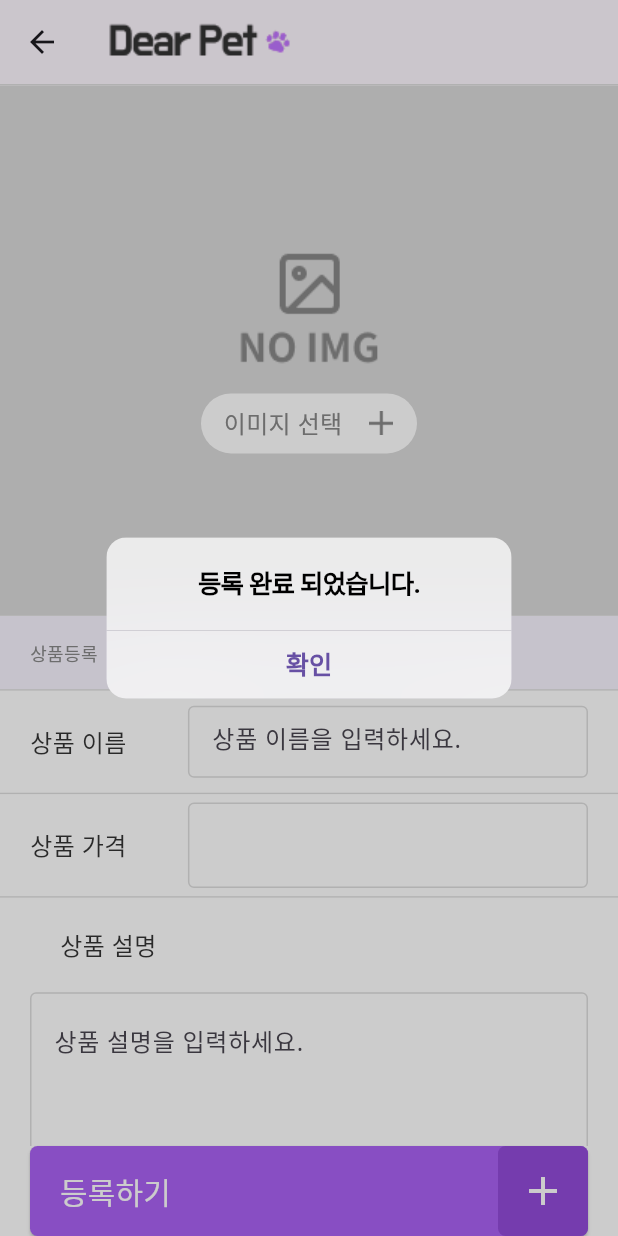
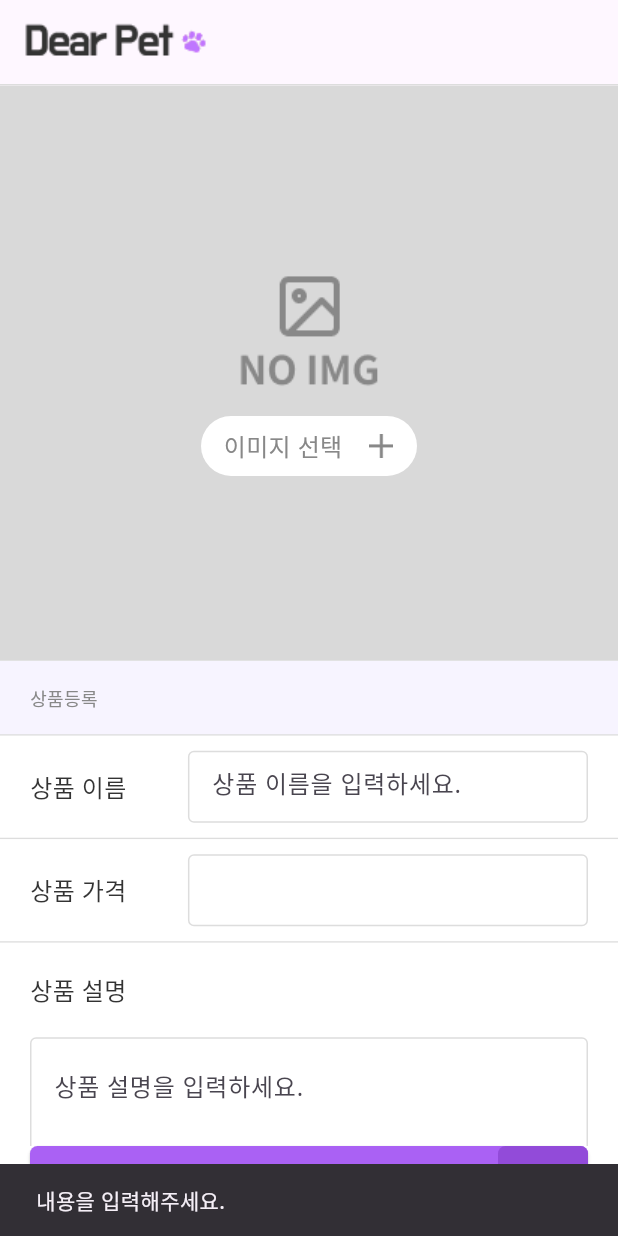
Before and after one commit to 1joGoodNight/flutter_dear_pet, a Flutter app: the GoodsAddPage screen opened directly, after a tap on "등록하기", on a phone screen of 412 x 824 dp. Run offline on Flutter 3.47's test engine with Material 3 defaults, Android fonts, the phone set to English and light mode, and no system bars; our stand-ins replace image_picker.

Commit message:
Feat TextEditingController

```diff
--- a/lib/addpage/goods_add_page.dart
+++ b/lib/addpage/goods_add_page.dart
@@ -15,7 +15,7 @@ class GoodsAddPage extends StatelessWidget {
           GoodsBottom(),
         ],
       ),
-      bottomNavigationBar: addBtn(context),
+
     );
   }
 }
--- a/lib/addpage/widget/add_btn.dart
+++ b/lib/addpage/widget/add_btn.dart
@@ -1,12 +1,23 @@
 import 'package:flutter/cupertino.dart';
 import 'package:flutter/material.dart';
 
-SafeArea addBtn(BuildContext context) {
+
+
+SafeArea addBtn(BuildContext context, TextEditingController nameController, TextEditingController priceController, TextEditingController descController) {
   return SafeArea(
     child: Padding(
       padding: const EdgeInsets.symmetric(horizontal: 20),
       child: ElevatedButton(
         onPressed: () {
+          // 예외처리
+          if (nameController.text.trim().isEmpty || priceController.text.trim().isEmpty || descController.text.trim().isEmpty) {
+            // 입력값이 없으면 SnackBar 등으로 사용자에게 알림
+            ScaffoldMessenger.of(context).showSnackBar(
+              SnackBar(content: Text("내용을 입력해주세요.")),
+            );
+            return;
+          }
+
           //버튼 클릭 이벤트
           showCupertinoDialog(
               context: context,
--- a/lib/addpage/widget/goods_bottom.dart
+++ b/lib/addpage/widget/goods_bottom.dart
@@ -1,10 +1,34 @@
 import 'package:flutter/material.dart';
 import 'package:flutter/services.dart';
+import 'package:flutter_dear_pet/addpage/widget/add_btn.dart';
+import 'package:flutter_dear_pet/addpage/widget/goods_image.dart';
 
-class GoodsBottom extends StatelessWidget {
+class GoodsBottom extends StatefulWidget {
+  @override
+  State<GoodsBottom> createState() => _GoodsBottomState();
+}
+
+class _GoodsBottomState extends State<GoodsBottom> {
+  TextEditingController _controller = TextEditingController();
+  final TextEditingController _nameController =
+      TextEditingController(); // 상품 이름용
+  final TextEditingController _priceController =
+      TextEditingController(); // 상품 가격용
+  final TextEditingController _descController =
+      TextEditingController(); // 상품 설명용
+
+  @override
+  void dispose() {
+    _controller.dispose(); // 메모리 누수 방지
+    super.dispose();
+  }
+
   @override
   Widget build(BuildContext context) {
     return Expanded(
+      child: Column(
+        children: [
+          Expanded(
             child: ListView(
               children: [
                 Container(
@@ -16,7 +40,8 @@ class GoodsBottom extends StatelessWidget {
                       padding: const EdgeInsets.symmetric(horizontal: 20),
                       child: Text(
                         '상품등록',
-                  style: TextStyle(color: Color(0xFF888888), fontSize: 12),
+                        style:
+                            TextStyle(color: Color(0xFF888888), fontSize: 12),
                       ),
                     ),
                   ),
@@ -46,7 +71,8 @@ class GoodsBottom extends StatelessWidget {
                       children: [
                         Text(
                           '상품 이름',
-                    style: TextStyle(color: Color(0xFF333333), fontSize: 16),
+                          style:
+                              TextStyle(color: Color(0xFF333333), fontSize: 16),
                         ),
                         SizedBox(width: 41),
                         Expanded(
@@ -54,10 +80,12 @@ class GoodsBottom extends StatelessWidget {
                           width: 268,
                           height: 48,
                           child: TextField(
+                            controller: _nameController,
                             decoration: InputDecoration(
                               hintText: '상품 이름을 입력하세요.',
                               enabledBorder: OutlineInputBorder(
-                          borderSide: BorderSide(color: Color(0xFFDDDDDD)),
+                                borderSide:
+                                    BorderSide(color: Color(0xFFDDDDDD)),
                               ),
                               focusedBorder: OutlineInputBorder(
                                   borderSide: BorderSide(
@@ -79,12 +107,18 @@ class GoodsBottom extends StatelessWidget {
                       children: [
                         Text(
                           '상품 가격',
-                    style: TextStyle(color: Color(0xFF333333), fontSize: 16),
+                          style:
+                              TextStyle(color: Color(0xFF333333), fontSize: 16),
                         ),
                         SizedBox(width: 41),
                         Expanded(
+                          child: SizedBox(
+                            width: 268,
+                            height: 48,
                             child: TextField(
-                      keyboardType: TextInputType.number, // 숫자 아니면 입력 불가능
+                              controller: _priceController,
+                              keyboardType:
+                                  TextInputType.number, // 숫자 아니면 입력 불가능
                               inputFormatters: <TextInputFormatter>[
                                 FilteringTextInputFormatter.digitsOnly
                               ],
@@ -99,6 +133,7 @@ class GoodsBottom extends StatelessWidget {
                                     borderSide: BorderSide(
                                   color: Color(0xFFAAAAAA),
                                 )),
+                              ),
                             ),
                           ),
                         )
@@ -123,24 +158,27 @@ class GoodsBottom extends StatelessWidget {
                       crossAxisAlignment: CrossAxisAlignment.start,
                       children: [
                         Padding(
-                    padding: const EdgeInsets.symmetric(
-                        horizontal: 20, vertical: 20),
+                          padding: const EdgeInsets.symmetric(vertical: 20),
                           child: Text(
                             '상품 설명',
-                      style: TextStyle(color: Color(0xFF333333), fontSize: 16),
+                            style: TextStyle(
+                                color: Color(0xFF333333), fontSize: 16),
                           ),
                         ),
                         Expanded(
                           child: TextField(
+                            controller: _descController,
                             maxLines: null,
                             expands: true,
                             textAlign: TextAlign.start,
                             textAlignVertical: TextAlignVertical.top,
                             decoration: InputDecoration(
-                        contentPadding: EdgeInsets.only(top: 20, left: 12),
+                              contentPadding:
+                                  EdgeInsets.only(top: 20, left: 12),
                               hintText: '상품 설명을 입력하세요.',
                               enabledBorder: OutlineInputBorder(
-                          borderSide: BorderSide(color: Color(0xFFDDDDDD)),
+                                borderSide:
+                                    BorderSide(color: Color(0xFFDDDDDD)),
                               ),
                               focusedBorder: OutlineInputBorder(
                                   borderSide: BorderSide(
@@ -158,6 +196,10 @@ class GoodsBottom extends StatelessWidget {
                 ),
               ],
             ),
+          ),
+          addBtn(context, _nameController, _priceController, _descController),
+        ],
+      ),
     );
   }
 }
--- a/lib/addpage/widget/goods_image.dart
+++ b/lib/addpage/widget/goods_image.dart
@@ -27,10 +27,12 @@ class _GoodsImageState extends State<GoodsImage> {
 
   @override
   Widget build(BuildContext context) {
+    final screenHeight = MediaQuery.of(context).size.height;
+    final screenWidth = MediaQuery.of(context).size.width;
     return Expanded(
         child: Container(
       width: double.infinity,
-      height: 412,
+      height: screenHeight * 0.4,
       color: Color(0xFFD9D9D9),
       child: GestureDetector(
         // 이미지 선택과 이미지 아이콘 누르면 갤러리로 이동
@@ -41,11 +43,14 @@ class _GoodsImageState extends State<GoodsImage> {
           mainAxisAlignment: MainAxisAlignment.center,
           children: <Widget>[
             _selectedImage != null
-                ? Image.file(
-                    _selectedImage!,
-                    height: 412,
-                    fit: BoxFit.cover,
-                  )
+                ? Expanded(
+                  child: Image.file(
+                      _selectedImage!,
+                      //height: screenHeight * 0.38,
+                      width: double.infinity,
+                     fit: BoxFit.contain,
+                    ),
+                )
                 : Image.asset('assets/images/img_noimg.png'), // NO IMG 이미지
             _selectedImage == null
                 ? SizedBox(
--- a/lib/main.dart
+++ b/lib/main.dart
@@ -14,7 +14,7 @@ class MyApp extends StatelessWidget {
     return MaterialApp(
       theme: ThemeData(
           fontFamily: 'NotoSans', scaffoldBackgroundColor: Colors.white),
-      home: ListPage(),
+      home: GoodsAddPage(),
     );
   }
 }
```
Lines whose indentation alone changed are shown as unchanged.
